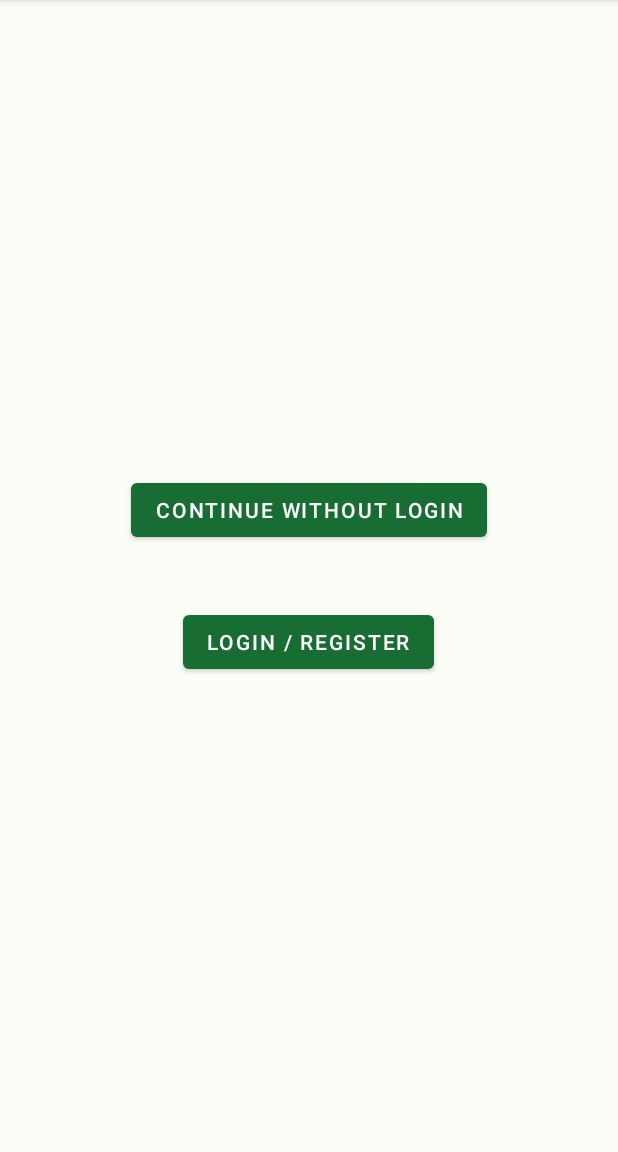
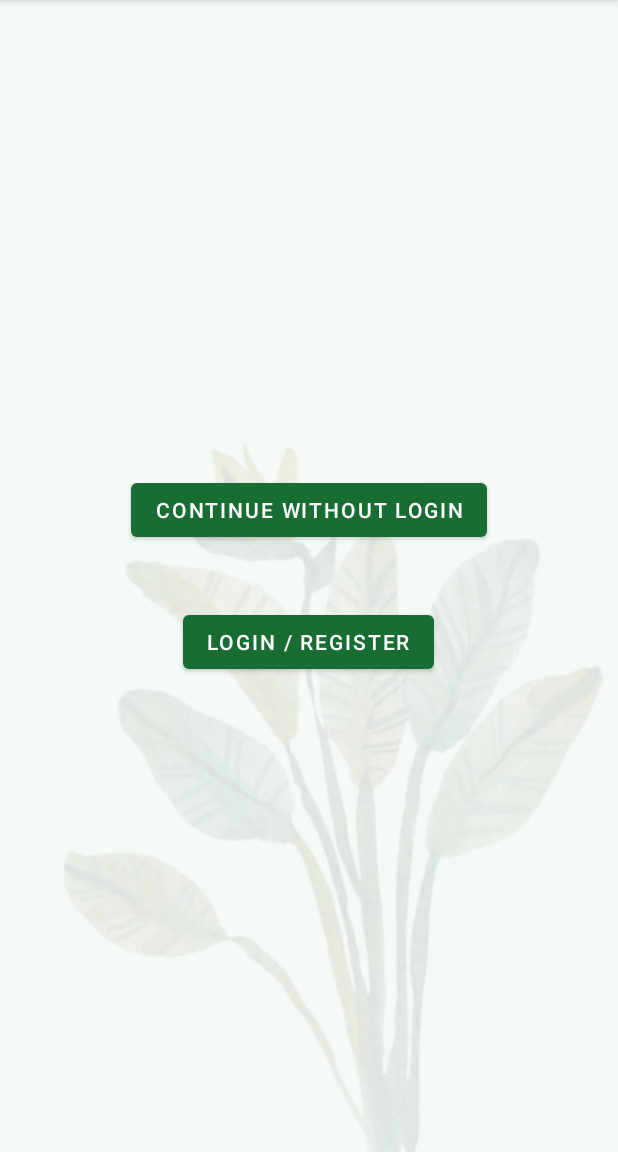
Before and after one commit to 5u00n/Contracted_Farming, an Android app: the screen it shows after launch (LoginActivity), after a tap on "LOGIN", on a phone screen of 412 x 824 dp, the part 84-1236 px from its top. Run offline under Robolectric (Android 15) with nearby library versions, the phone set to English and light mode, and no system bars; plain views replace CountryCodePicker; 1 statement that could not run was skipped.

Commit message:
login background Setting

```diff
--- a/app/src/main/AndroidManifest.xml
+++ b/app/src/main/AndroidManifest.xml
@@ -14,6 +14,7 @@
         android:theme="@style/Theme.ContractedFarming"
         tools:targetApi="31" >
         <activity
+            android:theme="@style/Theme.ContractedFarming.Login"
             android:name=".Login.LoginActivity"
             android:exported="false" />
         <activity
--- a/app/src/main/res/values/themes.xml
+++ b/app/src/main/res/values/themes.xml
@@ -38,6 +38,11 @@
         <item name="windowNoTitle">true</item>
     </style>
 
+    <style name="Theme.ContractedFarming.Login">
+        <item name="android:windowBackground">@drawable/back_login</item>
+    </style>
+
+
     <style name="WindowAnimationStyle">
         <item name="android:windowEnterAnimation">@anim/slide_in_right</item>
         <item name="android:windowExitAnimation">@anim/slide_out_left</item>
```
Also changed, not shown: app/src/main/res/drawable/back_login.png (added).
